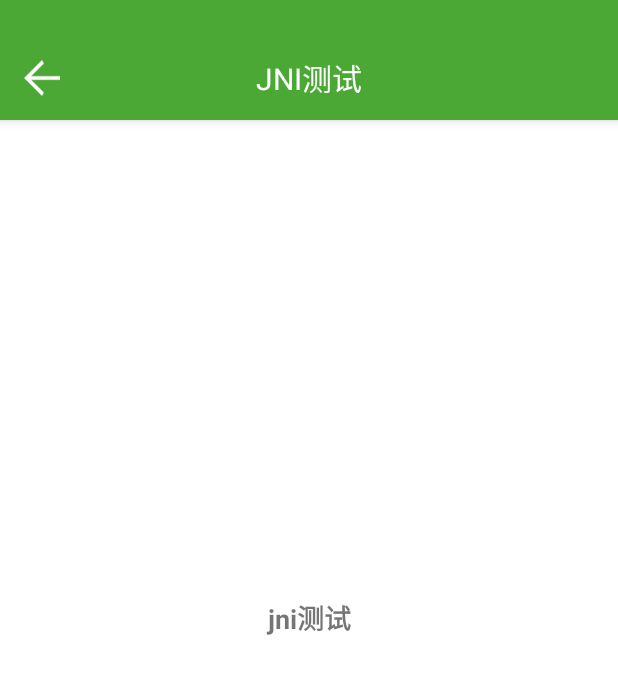
After one commit to bitxx/android-common-library, an Android app: the DemoJNIActivity screen opened directly, with no data from a screen before it, on a phone screen of 412 x 824 dp. The commit adds this screen. Shown: the top 674 px of the screen. Run offline under Robolectric (Android 15) with nearby library versions, the phone set to English and light mode, and no system bars; 2 statements that could not run were skipped.

Commit message:
添加NDK依赖

```diff
--- a/app/src/main/AndroidManifest.xml
+++ b/app/src/main/AndroidManifest.xml
@@ -39,6 +39,7 @@
         <activity android:name=".ui.activity.DemoClearEdittextActivity" />
         <activity android:name=".ui.activity.hongbao.DemoWeChatGetHongbaoActivity" />
         <activity android:name=".ui.activity.killprocess.DemoNotKillProcessActivity" />
+        <activity android:name=".ui.activity.DemoJNIActivity"/>
 
         <service
             android:name=".ui.activity.hongbao.HongbaoService"
--- /dev/null
+++ b/app/src/main/java/com/wj/demo/ui/activity/DemoJNIActivity.java
@@ -0,0 +1,39 @@
+package com.wj.demo.ui.activity;
+
+import android.support.v7.widget.Toolbar;
+import android.widget.TextView;
+
+import com.wj.demo.R;
+import com.wj.demo.ui.base.BaseActivity;
+import com.wj.library.helper.ToolbarHelper;
+import com.wj.library.widget.ClearEditText;
+
+/**
+ * 可清空的EditText
+ * Created by wuj on 2016/6/26.
+ * @version 1.0
+ */
+public class DemoJNIActivity extends BaseActivity {
+    private static String TAG = DemoJNIActivity.class.getSimpleName();
+
+    private Toolbar toolbar;
+    private TextView tvTitle;
+    private TextView tvJNI;
+
+    @Override
+    protected void initView() {
+        setContentView(R.layout.activity_demo_jni);
+        toolbar = (Toolbar)findViewById(R.id.toolbar);
+        tvTitle = (TextView)findViewById(R.id.tv_title);
+        tvJNI = (TextView) findViewById(R.id.tv_jni);
+        tvTitle.setText("JNI测试");
+        tvJNI.setText(stringFromJNI());
+        ToolbarHelper.initToolbar(this,toolbar,R.mipmap.ic_back);
+    }
+
+    static {
+        System.loadLibrary("native-lib");
+    }
+
+    public native String stringFromJNI();
+}
--- a/app/src/main/java/com/wj/demo/ui/activity/MainActivity.java
+++ b/app/src/main/java/com/wj/demo/ui/activity/MainActivity.java
@@ -126,8 +126,9 @@ public class MainActivity extends BaseActivity {
         items.add(item5);
 
         Item item6 = new Item();
-        item6.setState("未实现");
-        item6.setName("6.Socket");
+        item6.setState("测试中");
+        item6.setName("6.JNI测试");
+        item6.setActivity(DemoJNIActivity.class);
         items.add(item6);
 
         Item item7 = new Item();
@@ -179,4 +180,5 @@ public class MainActivity extends BaseActivity {
 
         return false;
     }
+
 }
--- /dev/null
+++ b/app/src/main/res/layout/activity_demo_jni.xml
@@ -0,0 +1,22 @@
+<?xml version="1.0" encoding="utf-8"?>
+<RelativeLayout xmlns:android="http://schemas.android.com/apk/res/android"
+    style="@style/total_layout">
+
+    <android.support.design.widget.AppBarLayout
+        android:layout_width="match_parent"
+        android:layout_height="wrap_content">
+
+        <include layout="@layout/toolbar_common_1" />
+
+    </android.support.design.widget.AppBarLayout>
+    <TextView
+        android:id="@+id/tv_jni"
+        android:layout_width="match_parent"
+        android:layout_height="wrap_content"
+        android:layout_centerInParent="true"
+        android:text="jni测试"
+        android:gravity="center"
+        android:textSize="18sp"
+        android:textStyle="bold"
+        />
+</RelativeLayout>
--- a/gradle.properties
+++ b/gradle.properties
@@ -9,8 +9,7 @@
 
 # Specifies the JVM arguments used for the daemon process.
 # The setting is particularly useful for tweaking memory settings.
-# Default value: -Xmx10248m -XX:MaxPermSize=256m
-# org.gradle.jvmargs=-Xmx2048m -XX:MaxPermSize=512m -XX:+HeapDumpOnOutOfMemoryError -Dfile.encoding=UTF-8
+org.gradle.jvmargs=-Xmx1536m
 
 # When configured, Gradle will run in incubating parallel mode.
 # This option should only be used with decoupled projects. More details, visit
```
Also changed, not shown: app/build.gradle (+11 -0 lines), 2 other files.
